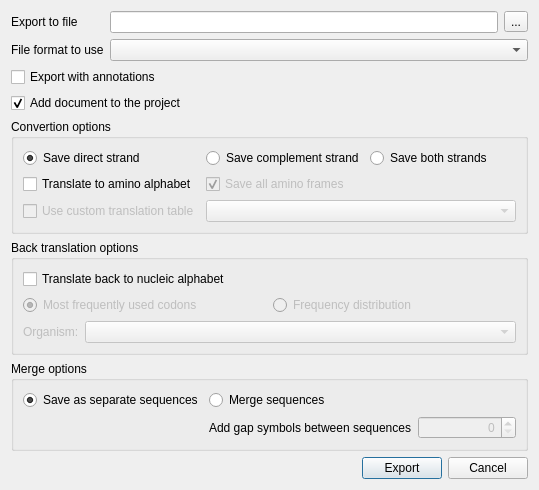
Old version of the form src/plugins/dna_export/src/ui/ExportSequencesDialog.ui in the repository dualword/ugene-qt4.
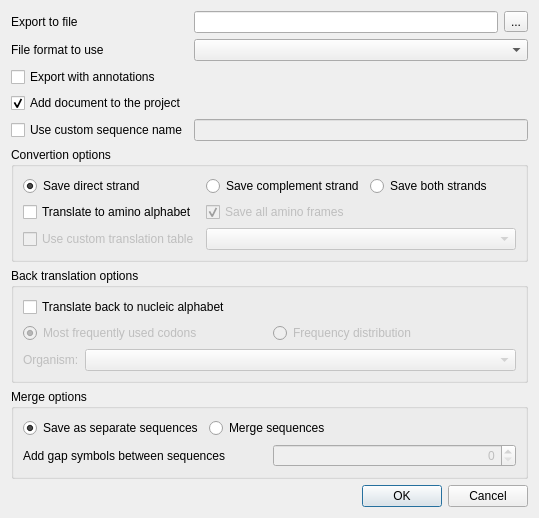
New version of the form.

Patch:
```diff
--- a/src/plugins/dna_export/src/ui/ExportSequencesDialog.ui
+++ b/src/plugins/dna_export/src/ui/ExportSequencesDialog.ui
@@ -7,7 +7,7 @@
     <x>0</x>
     <y>0</y>
     <width>539</width>
-    <height>452</height>
+    <height>477</height>
    </rect>
   </property>
   <property name="sizePolicy">
@@ -17,7 +17,7 @@
    </sizepolicy>
   </property>
   <property name="windowTitle">
-   <string>Export selected sequences</string>
+   <string>Export Selected Sequences</string>
   </property>
   <property name="modal">
    <bool>true</bool>
@@ -25,6 +25,23 @@
   <layout class="QVBoxLayout" name="verticalLayout">
    <item>
     <layout class="QGridLayout" name="gridLayout_3">
+     <item row="2" column="0">
+      <widget class="QCheckBox" name="withAnnotationsBox">
+       <property name="text">
+        <string>Export with annotations</string>
+       </property>
+      </widget>
+     </item>
+     <item row="3" column="0">
+      <widget class="QCheckBox" name="addToProjectBox">
+       <property name="text">
+        <string>Add document to the project</string>
+       </property>
+       <property name="checked">
+        <bool>true</bool>
+       </property>
+      </widget>
+     </item>
      <item row="0" column="0">
       <widget class="QLabel" name="fileLabel">
        <property name="text">
@@ -52,25 +69,22 @@
      <item row="1" column="1" colspan="2">
       <widget class="QComboBox" name="formatCombo"/>
      </item>
+     <item row="4" column="0">
+      <widget class="QCheckBox" name="customSeqNameBox">
+       <property name="text">
+        <string>Use custom sequence name</string>
+       </property>
+      </widget>
+     </item>
+     <item row="4" column="1" colspan="2">
+      <widget class="QLineEdit" name="sequenceNameEdit">
+       <property name="enabled">
+        <bool>false</bool>
+       </property>
+      </widget>
+     </item>
     </layout>
    </item>
-   <item>
-    <widget class="QCheckBox" name="withAnnotationsBox">
-     <property name="text">
-      <string>Export with annotations</string>
-     </property>
-    </widget>
-   </item>
-   <item>
-    <widget class="QCheckBox" name="addToProjectBox">
-     <property name="text">
-      <string>Add document to the project</string>
-     </property>
-     <property name="checked">
-      <bool>true</bool>
-     </property>
-    </widget>
-   </item>
    <item>
     <widget class="QGroupBox" name="translationBox">
      <property name="title">
@@ -214,7 +228,24 @@
       <string>Merge options</string>
      </property>
      <layout class="QGridLayout" name="gridLayout" rowstretch="0,0" columnstretch="0,1">
-      <item row="1" column="1">
+      <item row="0" column="1">
+       <widget class="QRadioButton" name="mergeButton">
+        <property name="text">
+         <string>Merge sequences</string>
+        </property>
+       </widget>
+      </item>
+      <item row="0" column="0">
+       <widget class="QRadioButton" name="separateButton">
+        <property name="text">
+         <string>Save as separate sequences</string>
+        </property>
+        <property name="checked">
+         <bool>true</bool>
+        </property>
+       </widget>
+      </item>
+      <item row="1" column="0" colspan="2">
        <layout class="QHBoxLayout" name="horizontalLayout_2">
         <item>
          <widget class="QLabel" name="merge_gap_label">
@@ -238,69 +269,15 @@
         </item>
        </layout>
       </item>
-      <item row="0" column="1">
-       <widget class="QRadioButton" name="mergeButton">
-        <property name="text">
-         <string>Merge sequences</string>
-        </property>
-       </widget>
-      </item>
-      <item row="0" column="0">
-       <widget class="QRadioButton" name="separateButton">
-        <property name="text">
-         <string>Save as separate sequences</string>
-        </property>
-        <property name="checked">
-         <bool>true</bool>
-        </property>
-       </widget>
-      </item>
      </layout>
     </widget>
    </item>
    <item>
-    <spacer name="verticalSpacer">
-     <property name="orientation">
-      <enum>Qt::Vertical</enum>
+    <widget class="QDialogButtonBox" name="buttonBox">
+     <property name="standardButtons">
+      <set>QDialogButtonBox::Cancel|QDialogButtonBox::Ok</set>
      </property>
-     <property name="sizeHint" stdset="0">
-      <size>
-       <width>20</width>
-       <height>4</height>
-      </size>
-     </property>
-    </spacer>
-   </item>
-   <item>
-    <layout class="QHBoxLayout" name="horizontalLayout_3">
-     <item>
-      <spacer name="horizontalSpacer">
-       <property name="orientation">
-        <enum>Qt::Horizontal</enum>
-       </property>
-       <property name="sizeHint" stdset="0">
-        <size>
-         <width>40</width>
-         <height>20</height>
-        </size>
-       </property>
-      </spacer>
-     </item>
-     <item>
-      <widget class="QPushButton" name="exportButton">
-       <property name="text">
-        <string>Export</string>
-       </property>
-      </widget>
-     </item>
-     <item>
-      <widget class="QPushButton" name="cancelButton">
-       <property name="text">
-        <string>Cancel</string>
-       </property>
-      </widget>
-     </item>
-    </layout>
+    </widget>
    </item>
   </layout>
  </widget>
```
Left out of the diff: 127 changed lines with no effect on the pictures.
